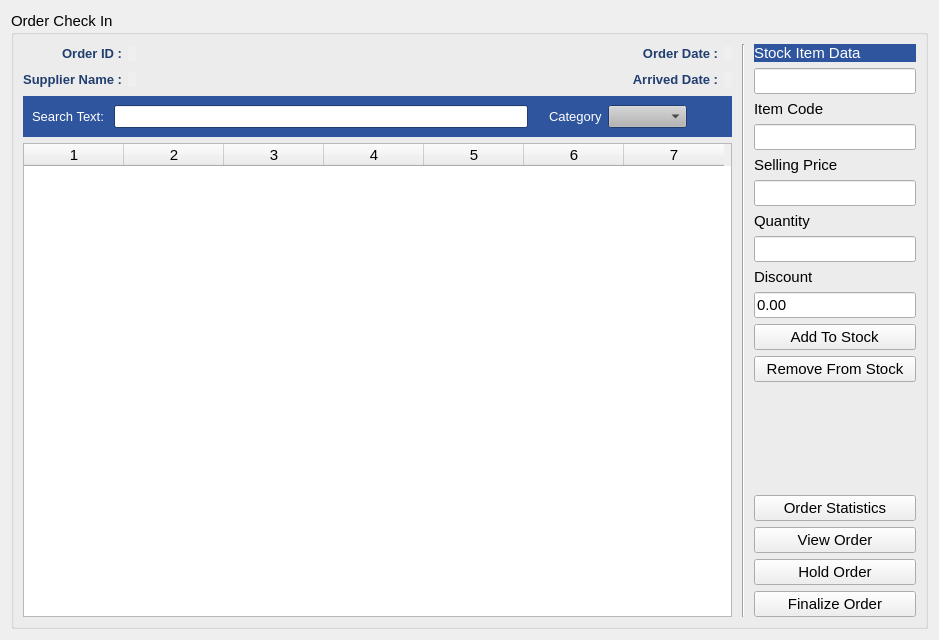
This is estorecpp/ordercheckinwidget.ui in Watti/estorecpp as Qt 5 draws it before an edit. The edited form follows.
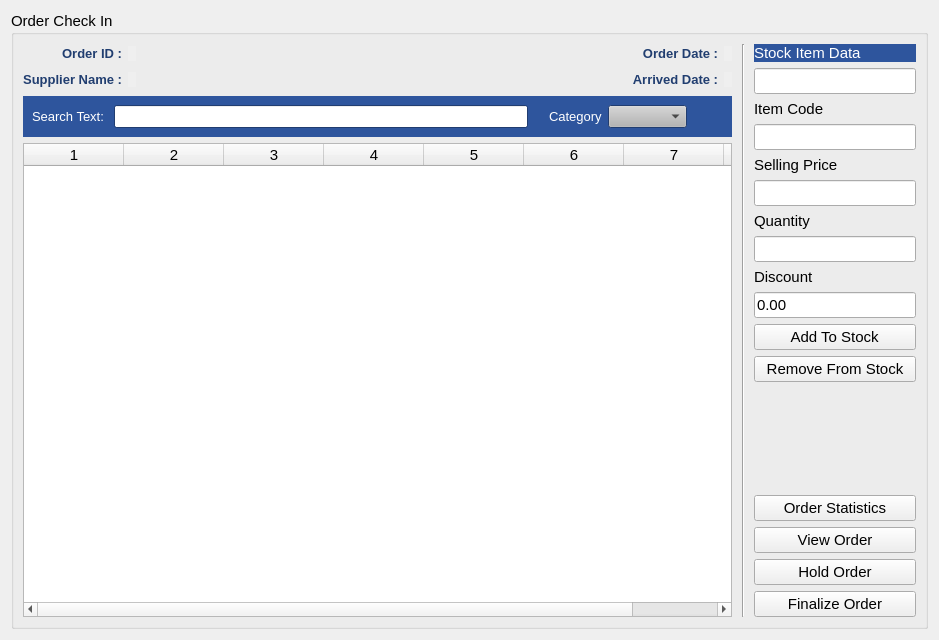
This is the edited form.

Commit message: order qty update bug fixed

The edit to the form file:
```diff
--- a/estorecpp/ordercheckinwidget.ui
+++ b/estorecpp/ordercheckinwidget.ui
@@ -1156,7 +1156,7 @@
            </font>
           </property>
           <property name="columnCount">
-           <number>7</number>
+           <number>8</number>
           </property>
           <column/>
           <column/>
@@ -1165,6 +1165,7 @@
           <column/>
           <column/>
           <column/>
+          <column/>
          </widget>
         </item>
        </layout>
```
The commit also changes 2 other files.
